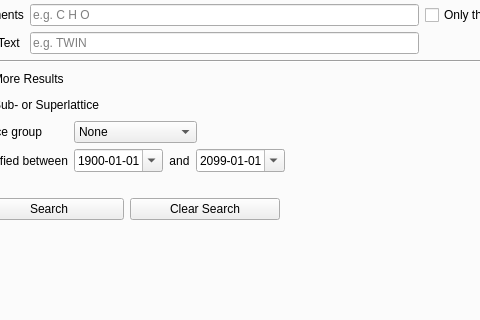
The window that gui/strf_main.ui (dkratzert/StructureFinder) describes before a commit, drawn with Qt 5; both pictures show x 203 to 683 and y 88 to 408 of the 1280 by 715 pixel window.
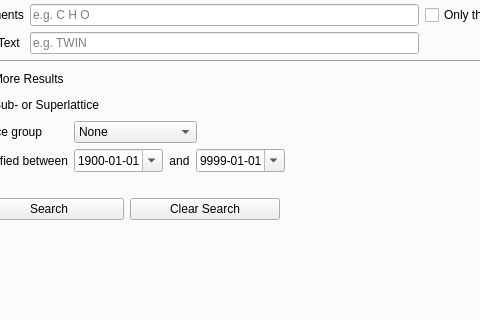
The same window after the commit. The open tabs and pages were chosen to show the change.

What changed in the file:
```diff
--- a/gui/strf_main.ui
+++ b/gui/strf_main.ui
@@ -2745,14 +2745,14 @@
                 </property>
                 <property name="date">
                  <date>
-                  <year>2099</year>
+                  <year>9999</year>
                   <month>1</month>
                   <day>1</day>
                  </date>
                 </property>
                 <property name="maximumDate">
                  <date>
-                  <year>7999</year>
+                  <year>9999</year>
                   <month>12</month>
                   <day>31</day>
                  </date>
```
